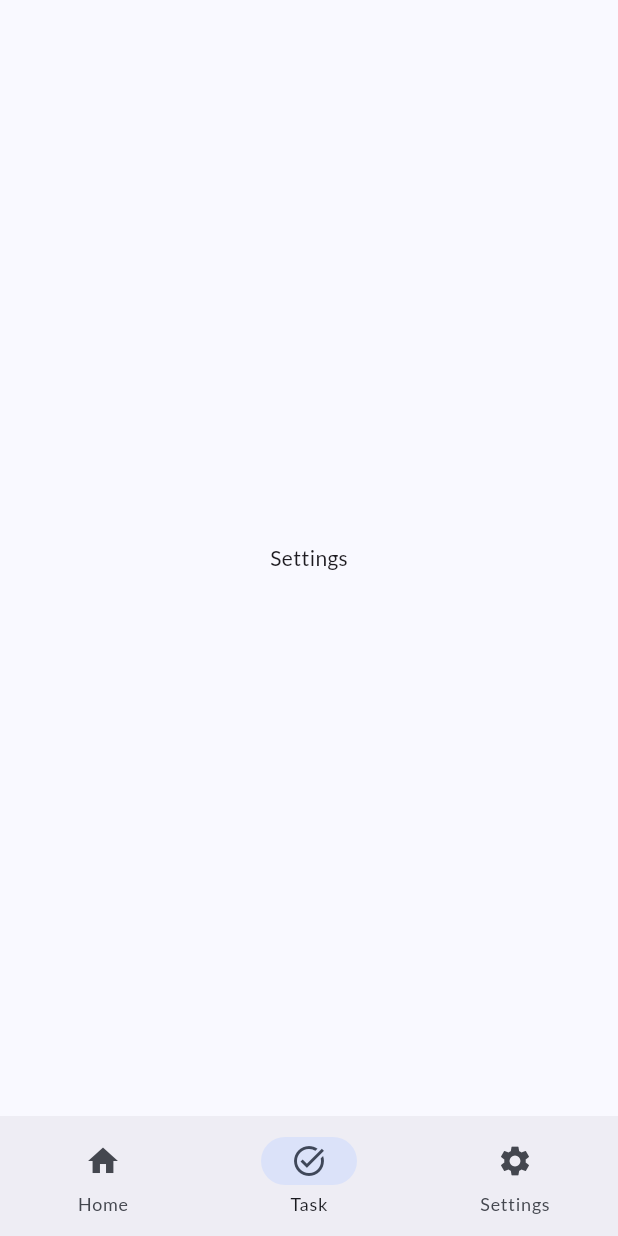
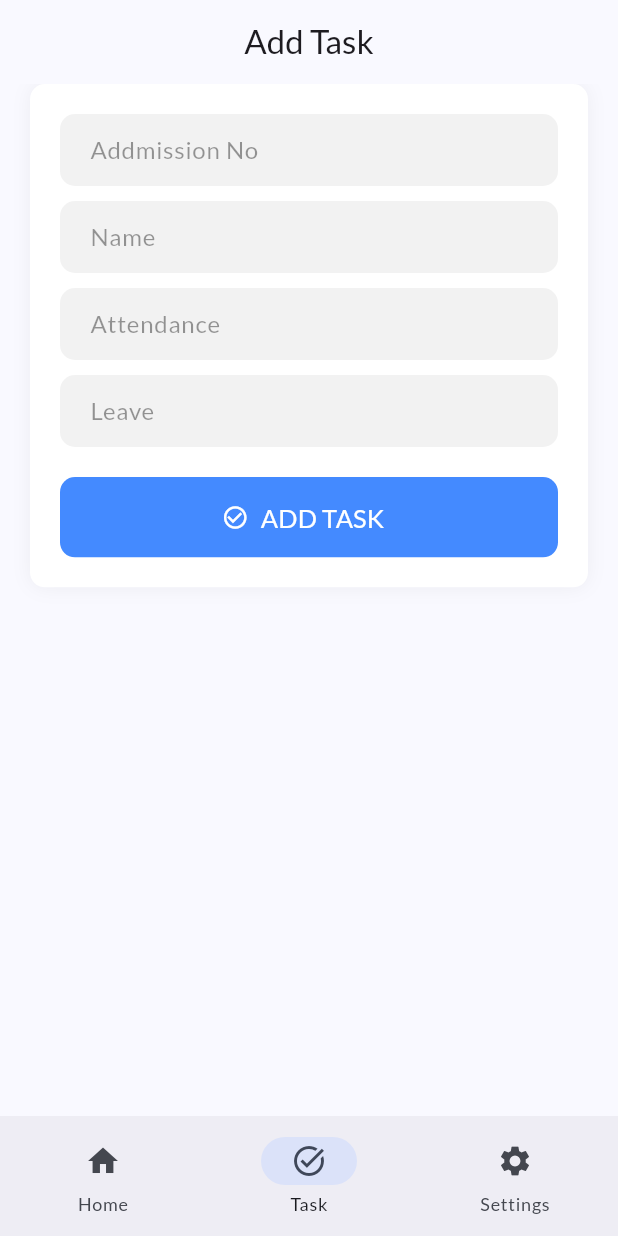
Before and after one commit to unaismnr/task-management-app, a Flutter app: the screen it shows after launch, item 2 of the bottom bar chosen, on a phone screen of 412 x 824 dp. Run offline on Flutter 3.47's test engine with Material 3 defaults, Android fonts, the phone set to English and light mode, and no system bars; our stand-ins replace cloud_firestore, firebase_auth, firebase_core, google_fonts; accounts and stored records are empty.

Commit message:
add task ui added and update

```diff
--- a/lib/utils/color_consts.dart
+++ b/lib/utils/color_consts.dart
@@ -2,3 +2,6 @@ import 'package:flutter/material.dart';
 
 const Color kMainColor = Colors.blueAccent;
 const Color kWhiteColor = Colors.white;
+const Color kBlackColor = Colors.black;
+const Color kGreyColor = Colors.grey;
+const Color kCardColor = Color.fromARGB(255, 233, 241, 255);
--- a/lib/utils/other_consts.dart
+++ b/lib/utils/other_consts.dart
@@ -1,4 +1,5 @@
 import 'package:flutter/material.dart';
 
+const kHeight10 = SizedBox(height: 10);
+const kHeight15 = SizedBox(height: 15);
 const kHeight20 = SizedBox(height: 20);
-const kHeight15 = SizedBox(height: 15);
--- a/lib/view/main/screen_main.dart
+++ b/lib/view/main/screen_main.dart
@@ -2,14 +2,15 @@ import 'package:flutter/material.dart';
 import 'package:tast_management_app/view/main/bottom_navigation.dart';
 import 'package:tast_management_app/view/home/screen_home.dart';
 import 'package:tast_management_app/view/settings/screen_settings.dart';
+import 'package:tast_management_app/view/tasks/add_update_task.dart';
 
 class ScreenMain extends StatelessWidget {
   ScreenMain({super.key});
 
   final _pagesList = [
     ScreenHome(),
-    const ScreenSettings(),
-    const ScreenSettings(),
+    const AddUpdateTask(),
+    ScreenSettings(),
   ];
 
   @override
--- /dev/null
+++ b/lib/view/tasks/add_update_task.dart
@@ -0,0 +1,234 @@
+import 'package:cloud_firestore/cloud_firestore.dart';
+import 'package:flutter/material.dart';
+import 'package:tast_management_app/services/tasks_service.dart';
+import 'package:tast_management_app/utils/color_consts.dart';
+import 'package:tast_management_app/utils/other_consts.dart';
+
+class AddUpdateTask extends StatefulWidget {
+  const AddUpdateTask({
+    super.key,
+    this.taskData,
+  });
+
+  final QueryDocumentSnapshot? taskData;
+
+  @override
+  State<AddUpdateTask> createState() => _AddUpdateTaskState();
+}
+
+class _AddUpdateTaskState extends State<AddUpdateTask> {
+  final taskService = TaskService();
+  final GlobalKey<FormState> _formKey = GlobalKey();
+
+  late TextEditingController admissionController;
+  late TextEditingController nameController;
+  late TextEditingController attendanceController;
+  late TextEditingController leaveController;
+
+  @override
+  void initState() {
+    super.initState();
+    admissionController =
+        TextEditingController(text: widget.taskData?['admission'] ?? '');
+    nameController =
+        TextEditingController(text: widget.taskData?['name'] ?? '');
+    attendanceController =
+        TextEditingController(text: widget.taskData?['attendance'] ?? '');
+    leaveController =
+        TextEditingController(text: widget.taskData?['leave'] ?? '');
+  }
+
+  @override
+  void dispose() {
+    admissionController.dispose();
+    nameController.dispose();
+    attendanceController.dispose();
+    leaveController.dispose();
+    super.dispose();
+  }
+
+  @override
+  Widget build(BuildContext context) {
+    return SafeArea(
+      child: Scaffold(
+        appBar: AppBar(
+          elevation: 0,
+          title: Text(
+            widget.taskData == null ? 'Add Task' : 'Edit Task',
+            style: TextStyle(
+              color: Theme.of(context).textTheme.bodyMedium!.color,
+            ),
+          ),
+          centerTitle: true,
+        ),
+        body: SingleChildScrollView(
+          child: Padding(
+            padding: const EdgeInsets.symmetric(horizontal: 20),
+            child: IntrinsicHeight(
+              child: Container(
+                padding: const EdgeInsets.all(20),
+                decoration: BoxDecoration(
+                    borderRadius: BorderRadius.circular(10),
+                    color: kWhiteColor,
+                    boxShadow: [
+                      BoxShadow(
+                        color: Colors.black.withOpacity(0.05),
+                        blurRadius: 10,
+                        spreadRadius: 0,
+                      )
+                    ]),
+                child: Form(
+                  key: _formKey,
+                  child: Column(
+                    children: [
+                      TextFieldContainer(
+                        textController: admissionController,
+                        hintText: 'Addmission No',
+                      ),
+                      kHeight10,
+                      TextFieldContainer(
+                        textController: nameController,
+                        hintText: 'Name',
+                        keyboardType: TextInputType.name,
+                      ),
+                      kHeight10,
+                      TextFieldContainer(
+                        textController: attendanceController,
+                        hintText: 'Attendance',
+                      ),
+                      kHeight10,
+                      TextFieldContainer(
+                        textController: leaveController,
+                        hintText: 'Leave',
+                      ),
+                      kHeight20,
+                      ElevatedButton.icon(
+                        onPressed: () {
+                          if (_formKey.currentState!.validate()) {
+                            widget.taskData == null
+                                ? addStudent()
+                                : editStudent(widget.taskData!.id);
+                            Navigator.pop(context);
+                          }
+                        },
+                        icon: const Icon(
+                          Icons.check_circle_outline,
+                          color: kWhiteColor,
+                        ),
+                        label: const Text(
+                          'ADD TASK',
+                          style: TextStyle(
+                            fontSize: 17,
+                            color: kWhiteColor,
+                          ),
+                        ),
+                        style: ButtonStyle(
+                          elevation: const MaterialStatePropertyAll(0),
+                          backgroundColor:
+                              const MaterialStatePropertyAll(kMainColor),
+                          minimumSize: MaterialStatePropertyAll(
+                            Size(MediaQuery.of(context).size.width,
+                                MediaQuery.of(context).size.height * 0.065),
+                          ),
+                          shape: const MaterialStatePropertyAll(
+                            RoundedRectangleBorder(
+                              borderRadius: BorderRadius.all(
+                                Radius.circular(10),
+                              ),
+                            ),
+                          ),
+                        ),
+                      ),
+                    ],
+                  ),
+                ),
+              ),
+            ),
+          ),
+        ),
+      ),
+    );
+  }
+
+  void addStudent() {
+    final admission = admissionController.text.trim();
+    final name = nameController.text.trim();
+    final attendance = attendanceController.text.trim();
+    final leave = leaveController.text.trim();
+    if (admission.isEmpty) {
+      return;
+    }
+    if (name.isEmpty) {
+      return;
+    }
+    if (attendance.isEmpty) {
+      return;
+    }
+    if (leave.isEmpty) {
+      return;
+    }
+  }
+
+  void editStudent(docId) {
+    final admission = admissionController.text.trim();
+    final name = nameController.text.trim();
+    final attendance = attendanceController.text.trim();
+    final leave = leaveController.text.trim();
+    if (admission.isEmpty) {
+      return;
+    }
+    if (name.isEmpty) {
+      return;
+    }
+    if (attendance.isEmpty) {
+      return;
+    }
+    if (leave.isEmpty) {
+      return;
+    }
+  }
+}
+
+class TextFieldContainer extends StatelessWidget {
+  const TextFieldContainer({
+    super.key,
+    required this.textController,
+    required this.hintText,
+    this.keyboardType = TextInputType.number,
+  });
+
+  final TextEditingController textController;
+  final String hintText;
+  final TextInputType keyboardType;
+
+  @override
+  Widget build(BuildContext context) {
+    return Container(
+      decoration: BoxDecoration(
+        borderRadius: BorderRadius.circular(10),
+        color: kBlackColor.withOpacity(0.05),
+      ),
+      child: TextFormField(
+        controller: textController,
+        decoration: InputDecoration(
+          contentPadding: const EdgeInsets.only(left: 20),
+          hintText: hintText,
+          hintStyle: TextStyle(
+            color: kBlackColor.withOpacity(0.4),
+          ),
+          border: InputBorder.none,
+        ),
+        style: const TextStyle(
+          color: kBlackColor,
+        ),
+        keyboardType: keyboardType,
+        validator: (value) {
+          if (value == null || value.isEmpty) {
+            return 'Please Enter Details';
+          }
+          return null;
+        },
+      ),
+    );
+  }
+}
```
Also changed, not shown: lib/services/tasks_service.dart (+11 -0 lines), lib/view/home/screen_home.dart (+43 -17 lines), lib/view/settings/screen_settings.dart (+18 -3 lines).
